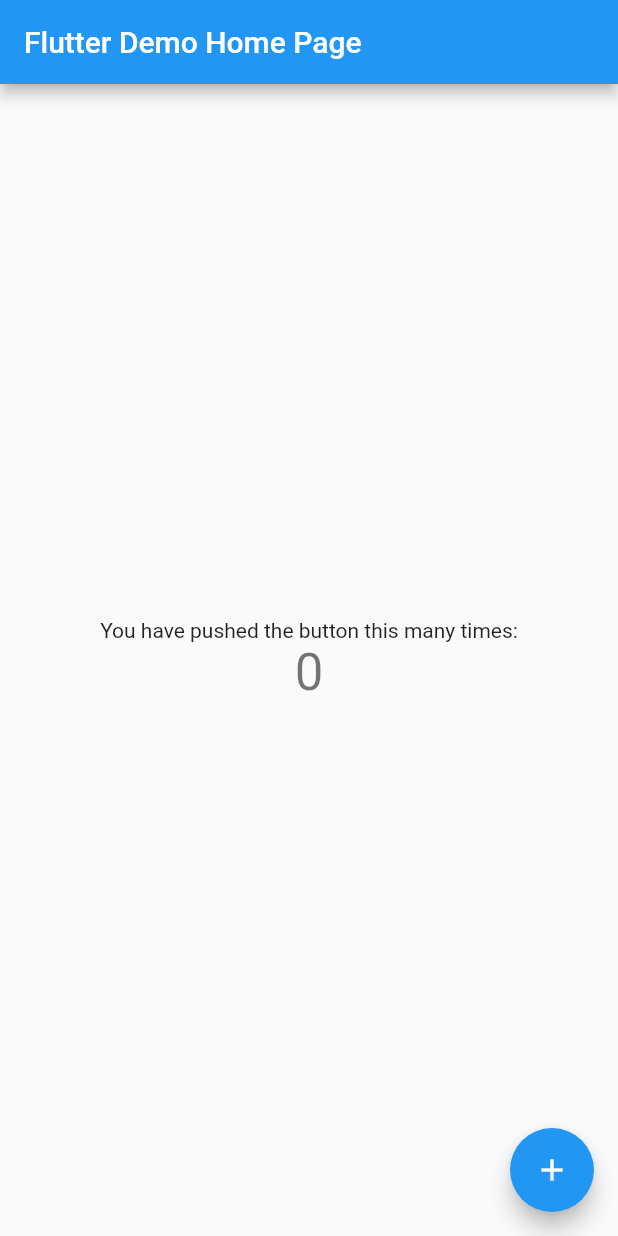
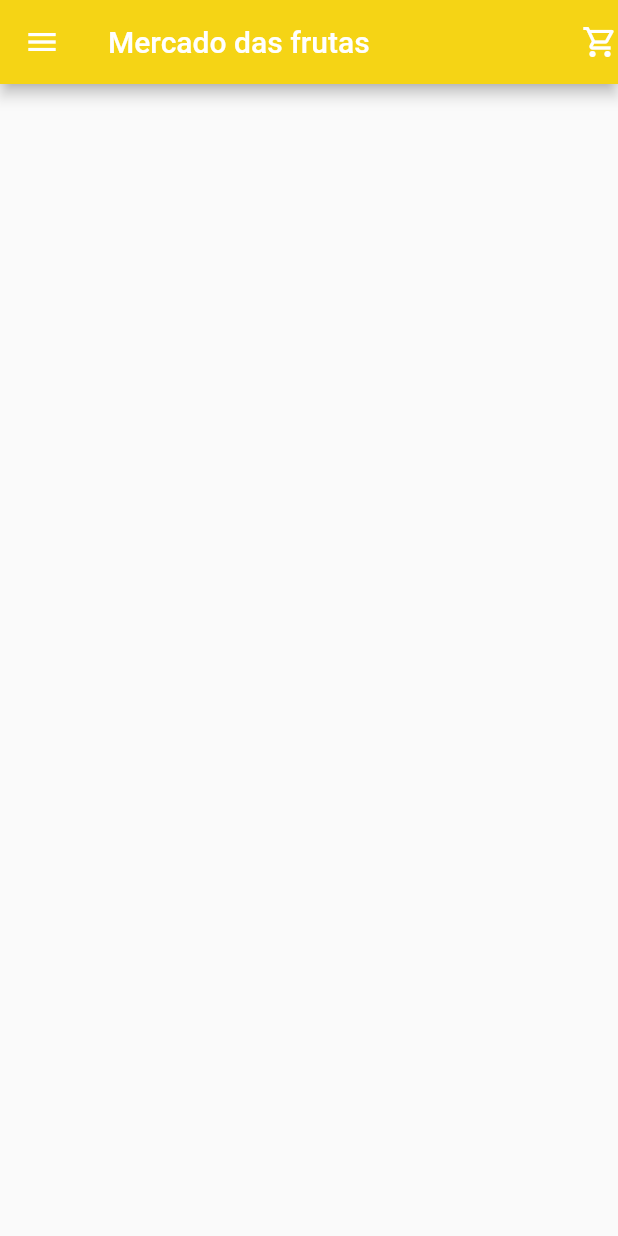
Before and after one commit to DLastLegend/mercadoAberto, a Flutter app: the screen it shows after launch, on a phone screen of 412 x 824 dp. Run offline on Flutter 3.47's test engine with Material 2 defaults, Android fonts, the phone set to English and light mode, and no system bars.

Commit message:
Modificação de ícones e título

```diff
--- a/lib/main.dart
+++ b/lib/main.dart
@@ -13,34 +13,15 @@ class MyApp extends StatelessWidget {
     return MaterialApp(
       title: 'Flutter Demo',
       theme: ThemeData(
-        // This is the theme of your application.
-        //
-        // Try running your application with "flutter run". You'll see the
-        // application has a blue toolbar. Then, without quitting the app, try
-        // changing the primarySwatch below to Colors.green and then invoke
-        // "hot reload" (press "r" in the console where you ran "flutter run",
-        // or simply save your changes to "hot reload" in a Flutter IDE).
-        // Notice that the counter didn't reset back to zero; the application
-        // is not restarted.
         primarySwatch: Colors.blue,
       ),
-      home: const MyHomePage(title: 'Flutter Demo Home Page'),
+      home: const MyHomePage(title: 'Mercado das frutas'),
     );
   }
 }
 
 class MyHomePage extends StatefulWidget {
   const MyHomePage({Key? key, required this.title}) : super(key: key);
-
-  // This widget is the home page of your application. It is stateful, meaning
-  // that it has a State object (defined below) that contains fields that affect
-  // how it looks.
-
-  // This class is the configuration for the state. It holds the values (in this
-  // case the title) provided by the parent (in this case the App widget) and
-  // used by the build method of the State. Fields in a Widget subclass are
-  // always marked "final".
-
   final String title;
 
   @override
@@ -52,64 +33,32 @@ class _MyHomePageState extends State<MyHomePage> {
 
   void _incrementCounter() {
     setState(() {
-      // This call to setState tells the Flutter framework that something has
-      // changed in this State, which causes it to rerun the build method below
-      // so that the display can reflect the updated values. If we changed
-      // _counter without calling setState(), then the build method would not be
-      // called again, and so nothing would appear to happen.
       _counter++;
     });
   }
 
   @override
   Widget build(BuildContext context) {
-    // This method is rerun every time setState is called, for instance as done
-    // by the _incrementCounter method above.
-    //
-    // The Flutter framework has been optimized to make rerunning build methods
-    // fast, so that you can just rebuild anything that needs updating rather
-    // than having to individually change instances of widgets.
+
     return Scaffold(
       appBar: AppBar(
-        // Here we take the value from the MyHomePage object that was created by
-        // the App.build method, and use it to set our appbar title.
+        backgroundColor: Color(0xfff5d415),
+
+        leading: Icon(Icons.menu),
+
         title: Text(widget.title),
+
+        actions: [
+          Icon(Icons.shopping_cart_outlined),
+        ],
       ),
       body: Center(
-        // Center is a layout widget. It takes a single child and positions it
-        // in the middle of the parent.
+
         child: Column(
-          // Column is also a layout widget. It takes a list of children and
-          // arranges them vertically. By default, it sizes itself to fit its
-          // children horizontally, and tries to be as tall as its parent.
-          //
-          // Invoke "debug painting" (press "p" in the console, choose the
-          // "Toggle Debug Paint" action from the Flutter Inspector in Android
-          // Studio, or the "Toggle Debug Paint" command in Visual Studio Code)
-          // to see the wireframe for each widget.
-          //
-          // Column has various properties to control how it sizes itself and
-          // how it positions its children. Here we use mainAxisAlignment to
-          // center the children vertically; the main axis here is the vertical
-          // axis because Columns are vertical (the cross axis would be
-          // horizontal).
+
           mainAxisAlignment: MainAxisAlignment.center,
-          children: <Widget>[
-            const Text(
-              'You have pushed the button this many times:',
-            ),
-            Text(
-              '$_counter',
-              style: Theme.of(context).textTheme.headline4,
-            ),
-          ],
         ),
       ),
-      floatingActionButton: FloatingActionButton(
-        onPressed: _incrementCounter,
-        tooltip: 'Increment',
-        child: const Icon(Icons.add),
-      ), // This trailing comma makes auto-formatting nicer for build methods.
     );
   }
 }
```
